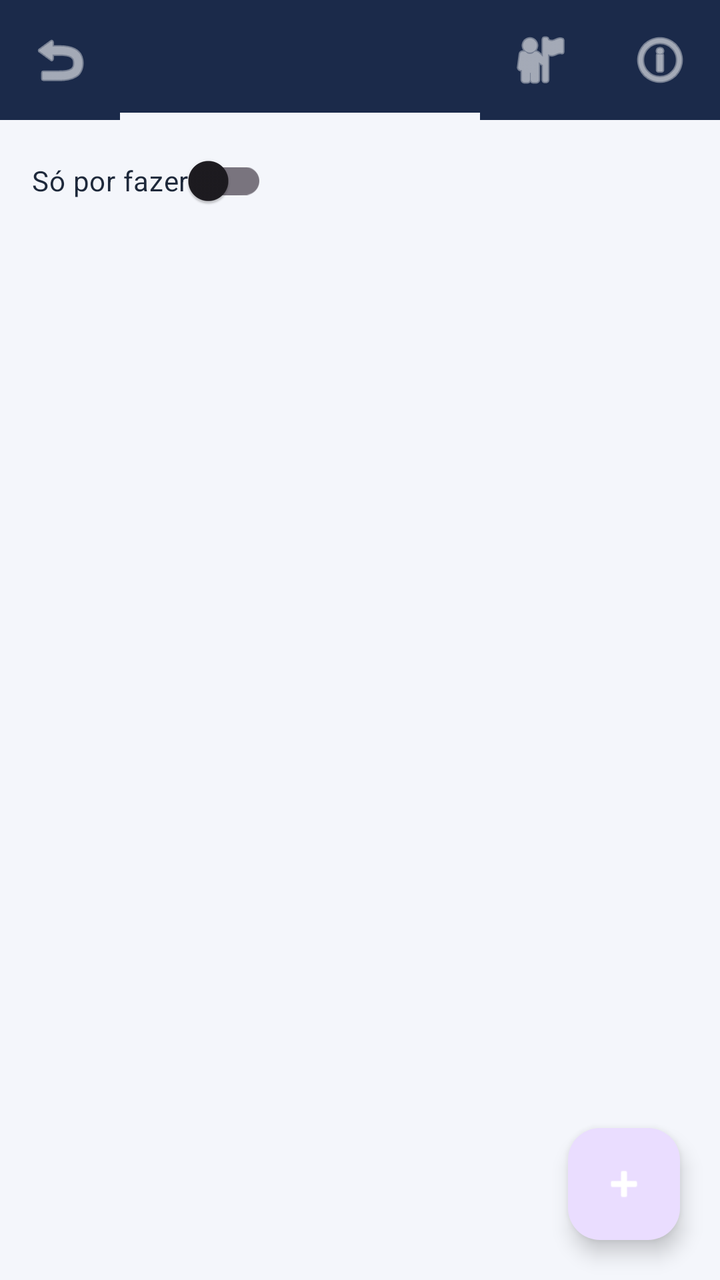
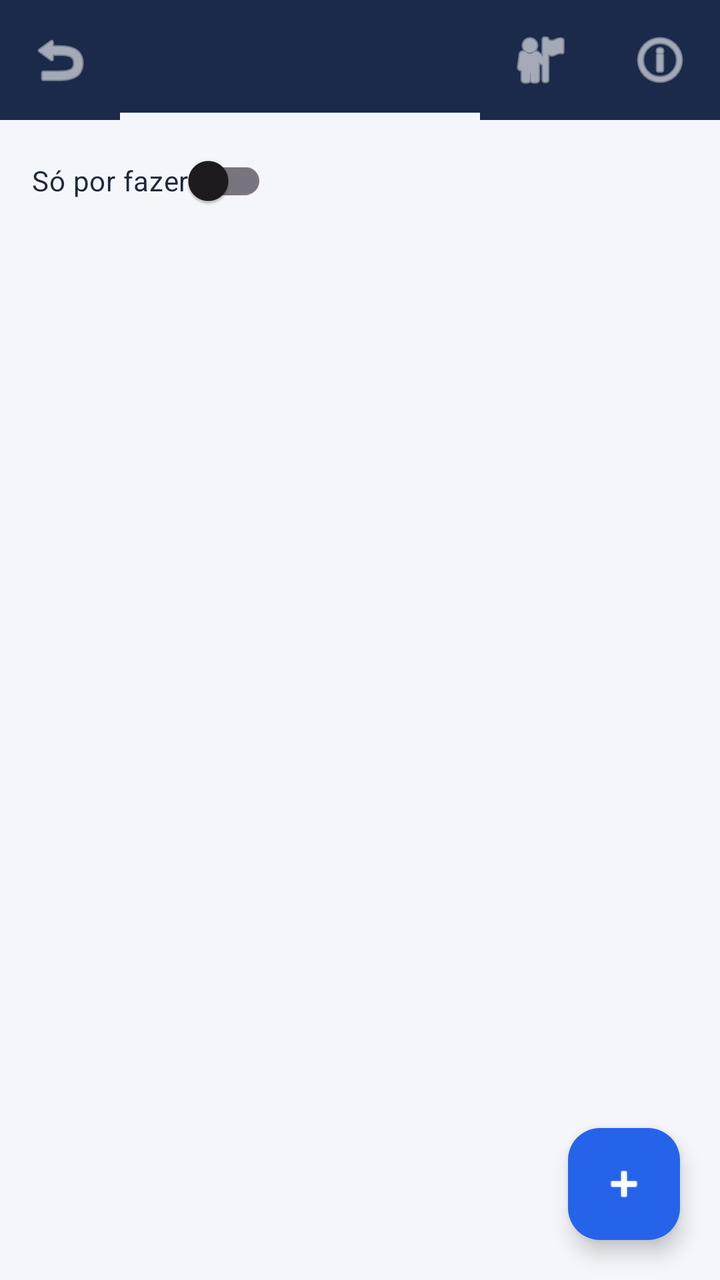

The first picture is an Android layout as it rendered before a commit; the second is the same layout after the commit. The layout source and the unified diff follow.
<!-- AndroidManifest.xml: application theme Theme.TaskFlow -->
<!-- res/layout/fragment_board.xml -->
<?xml version="1.0" encoding="utf-8"?>
<androidx.constraintlayout.widget.ConstraintLayout
    xmlns:android="http://schemas.android.com/apk/res/android"
    xmlns:app="http://schemas.android.com/apk/res-auto"
    android:layout_width="match_parent"
    android:layout_height="match_parent"
    android:background="@color/fundo"
    android:fitsSystemWindows="true">

    <ImageButton
        android:id="@+id/btnVoltar"
        android:layout_width="wrap_content"
        android:layout_height="wrap_content"
        android:background="@color/azul_escuro"
        android:contentDescription="@string/btn_cancelar"
        android:padding="14dp"
        android:src="@android:drawable/ic_menu_revert"
        app:layout_constraintStart_toStartOf="parent"
        app:layout_constraintTop_toTopOf="parent"
        app:tint="@color/branco" />

    <TextView
        android:id="@+id/txtTitulo"
        android:layout_width="0dp"
        android:layout_height="wrap_content"
        android:background="@color/azul_escuro"
        android:ellipsize="end"
        android:maxLines="1"
        android:padding="16dp"
        android:textColor="@color/branco"
        android:textSize="18sp"
        android:textStyle="bold"
        app:layout_constraintEnd_toStartOf="@id/btnMembros"
        app:layout_constraintStart_toEndOf="@id/btnVoltar"
        app:layout_constraintTop_toTopOf="parent" />

    <ImageButton
        android:id="@+id/btnMembros"
        android:layout_width="wrap_content"
        android:layout_height="wrap_content"
        android:background="@color/azul_escuro"
        android:contentDescription="@string/membros_titulo"
        android:padding="14dp"
        android:src="@android:drawable/ic_menu_myplaces"
        app:layout_constraintEnd_toStartOf="@id/btnRelatorio"
        app:layout_constraintTop_toTopOf="parent"
        app:tint="@color/branco" />

    <ImageButton
        android:id="@+id/btnRelatorio"
        android:layout_width="wrap_content"
        android:layout_height="wrap_content"
        android:background="@color/azul_escuro"
        android:contentDescription="@string/relatorio_titulo"
        android:padding="14dp"
        android:src="@android:drawable/ic_menu_info_details"
        app:layout_constraintEnd_toEndOf="parent"
        app:layout_constraintTop_toTopOf="parent"
        app:tint="@color/branco" />

    <com.google.android.material.switchmaterial.SwitchMaterial
        android:id="@+id/swFiltro"
        android:layout_width="wrap_content"
        android:layout_height="wrap_content"
        android:layout_marginStart="16dp"
        android:layout_marginTop="10dp"
        android:text="@string/filtro_pendentes"
        android:textColor="@color/texto_principal"
        app:layout_constraintStart_toStartOf="parent"
        app:layout_constraintTop_toBottomOf="@id/txtTitulo" />

    <ProgressBar
        android:id="@+id/progress"
        android:layout_width="wrap_content"
        android:layout_height="wrap_content"
        android:visibility="gone"
        app:layout_constraintBottom_toBottomOf="parent"
        app:layout_constraintEnd_toEndOf="parent"
        app:layout_constraintStart_toStartOf="parent"
        app:layout_constraintTop_toBottomOf="@id/swFiltro" />

    <HorizontalScrollView
        android:id="@+id/scrollColunas"
        android:layout_width="0dp"
        android:layout_height="0dp"
        android:layout_marginTop="10dp"
        android:scrollbars="none"
        app:layout_constraintBottom_toBottomOf="parent"
        app:layout_constraintEnd_toEndOf="parent"
        app:layout_constraintStart_toStartOf="parent"
        app:layout_constraintTop_toBottomOf="@id/swFiltro">

        <LinearLayout
            android:layout_width="wrap_content"
            android:layout_height="match_parent"
            android:orientation="horizontal"
            android:paddingStart="12dp"
            android:paddingEnd="12dp"
            android:paddingBottom="12dp">

            <LinearLayout
                android:layout_width="280dp"
                android:layout_height="match_parent"
                android:orientation="vertical">

                <TextView
                    android:id="@+id/txtColPorFazer"
                    android:layout_width="match_parent"
                    android:layout_height="wrap_content"
                    android:padding="6dp"
                    android:textColor="@color/texto_secundario"
                    android:textStyle="bold" />

                <androidx.recyclerview.widget.RecyclerView
                    android:id="@+id/rvPorFazer"
                    android:layout_width="match_parent"
                    android:layout_height="match_parent" />
            </LinearLayout>

            <LinearLayout
                android:layout_width="280dp"
                android:layout_height="match_parent"
                android:layout_marginStart="10dp"
                android:orientation="vertical">

                <TextView
                    android:id="@+id/txtColEmCurso"
                    android:layout_width="match_parent"
                    android:layout_height="wrap_content"
                    android:padding="6dp"
                    android:textColor="@color/texto_secundario"
                    android:textStyle="bold" />

                <androidx.recyclerview.widget.RecyclerView
                    android:id="@+id/rvEmCurso"
                    android:layout_width="match_parent"
                    android:layout_height="match_parent" />
            </LinearLayout>

            <LinearLayout
                android:layout_width="280dp"
                android:layout_height="match_parent"
                android:layout_marginStart="10dp"
                android:orientation="vertical">

                <TextView
                    android:id="@+id/txtColConcluidas"
                    android:layout_width="match_parent"
                    android:layout_height="wrap_content"
                    android:padding="6dp"
                    android:textColor="@color/texto_secundario"
                    android:textStyle="bold" />

                <androidx.recyclerview.widget.RecyclerView
                    android:id="@+id/rvConcluidas"
                    android:layout_width="match_parent"
                    android:layout_height="match_parent" />
            </LinearLayout>
        </LinearLayout>
    </HorizontalScrollView>

    <TextView
        android:id="@+id/txtVazio"
        android:layout_width="wrap_content"
        android:layout_height="wrap_content"
        android:text="@string/board_sem_tarefas"
        android:textColor="@color/texto_secundario"
        android:visibility="gone"
        app:layout_constraintBottom_toBottomOf="parent"
        app:layout_constraintEnd_toEndOf="parent"
        app:layout_constraintStart_toStartOf="parent"
        app:layout_constraintTop_toBottomOf="@id/swFiltro" />

    <com.google.android.material.floatingactionbutton.FloatingActionButton
        android:id="@+id/fabNovaTarefa"
        android:layout_width="wrap_content"
        android:layout_height="wrap_content"
        android:layout_margin="20dp"
        android:contentDescription="@string/fab_nova_tarefa"
        android:src="@android:drawable/ic_input_add"
        app:layout_constraintBottom_toBottomOf="parent"
        app:layout_constraintEnd_toEndOf="parent"
        app:tint="@color/branco" />

</androidx.constraintlayout.widget.ConstraintLayout>
<!-- resources referenced by this layout -->
<resources>
  <color name="azul_escuro">#1B2A4A</color>
  <color name="branco">#FFFFFF</color>
  <color name="fundo">#F4F6FB</color>
  <color name="texto_principal">#1E293B</color>
  <color name="texto_secundario">#64748B</color>
  <string name="board_sem_tarefas">Sem tarefas neste projeto</string>
  <string name="btn_cancelar">Cancelar</string>
  <string name="fab_nova_tarefa">Nova tarefa</string>
  <string name="filtro_pendentes">Só por fazer</string>
  <string name="membros_titulo">Membros</string>
  <string name="relatorio_titulo">Relatório do projeto</string>
  <style name="Theme.TaskFlow" parent="Theme.Material3.DayNight.NoActionBar">
          <item name="colorPrimary">@color/azul_primario</item>
          <item name="colorOnPrimary">@color/branco</item>
          <item name="colorPrimaryDark">@color/azul_escuro</item>
          <item name="colorSecondary">@color/amarelo_curso</item>
          <item name="android:colorBackground">@color/fundo</item>
          <item name="android:statusBarColor">@color/azul_escuro_bg</item>
      </style>
  <color name="azul_primario">#2563EB</color>
  <color name="amarelo_curso">#F59E0B</color>
  <color name="azul_escuro_bg">#0F172A</color>
</resources>

<!-- the commit's change to res/layout/fragment_board.xml (unified diff, before → after) -->
@@ -178,6 +178,7 @@
         android:layout_margin="20dp"
         android:contentDescription="@string/fab_nova_tarefa"
         android:src="@android:drawable/ic_input_add"
+        app:backgroundTint="@color/azul_primario"
         app:layout_constraintBottom_toBottomOf="parent"
         app:layout_constraintEnd_toEndOf="parent"
         app:tint="@color/branco" />
